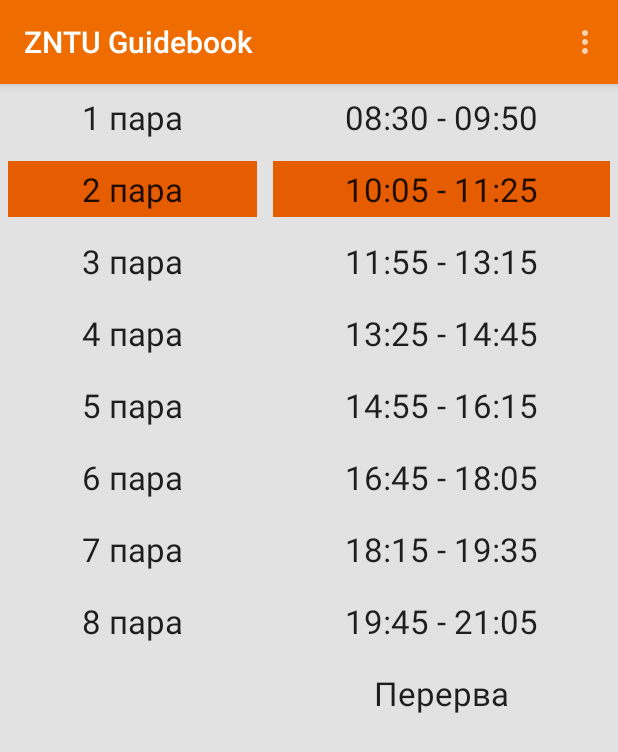
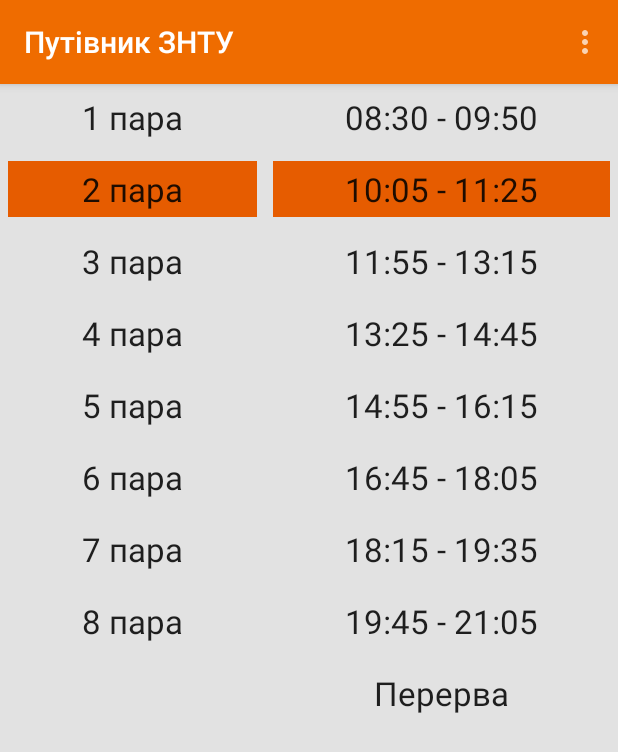
Before and after one commit to DenisBogatirov/zntu-guidebook, an Android app: the screen it shows after launch (MainActivity), on a phone screen of 412 x 824 dp. Shown: the top 752 px of the screen. Run offline under Robolectric (Android 15) with nearby library versions, the phone set to English and light mode, and no system bars; libraries missing offline, so code that uses them is left out: retrofit2.adapter.rxjava, rx.android.schedulers, rx.schedulers.

Commit message:
Changed string names

```diff
--- a/app/src/main/java/ua/edu/zntu/guidebook/gcm/NewsGcmListenerService.java
+++ b/app/src/main/java/ua/edu/zntu/guidebook/gcm/NewsGcmListenerService.java
@@ -70,7 +70,7 @@ public class NewsGcmListenerService extends GcmListenerService {
         Uri defaultSoundUri = RingtoneManager.getDefaultUri(RingtoneManager.TYPE_NOTIFICATION);
         NotificationCompat.Builder notificationBuilder = new NotificationCompat.Builder(this)
                 .setSmallIcon(R.mipmap.ic_stat_notification)
-                .setContentTitle("Got something")
+                .setContentTitle(getResources().getString(R.string.notification_ticker))
                 .setContentText(message)
                 .setAutoCancel(true)
                 .setSound(defaultSoundUri)
--- a/app/src/main/res/values/strings.xml
+++ b/app/src/main/res/values/strings.xml
@@ -1,5 +1,5 @@
 <resources>
-    <string name="app_name">ZNTU Guidebook</string>
+    <string name="app_name">Путiвник ЗНТУ</string>
 
     <string name="navigation_drawer_open">Open navigation drawer</string>
     <string name="navigation_drawer_close">Close navigation drawer</string>
```
